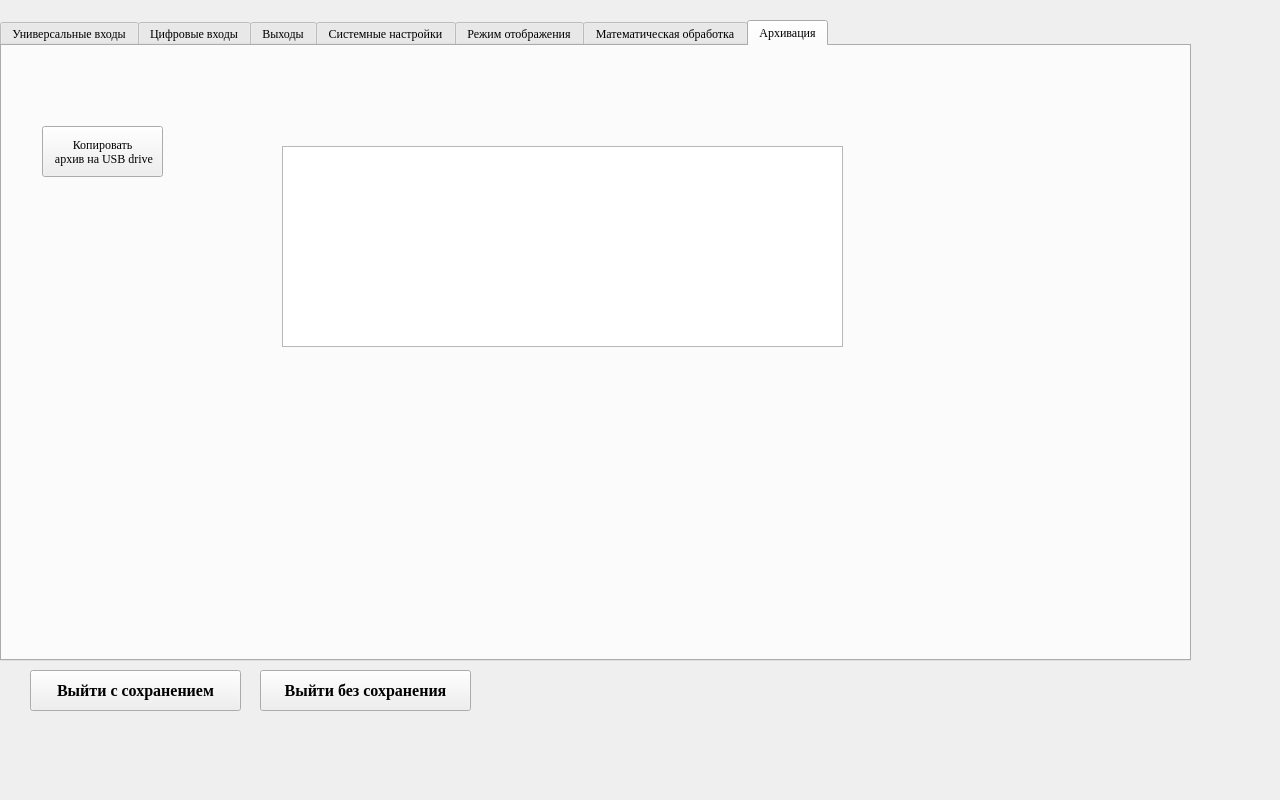
This is options.ui in tomyqg/topaz-m as Qt 5 draws it before an edit. The edited form follows.
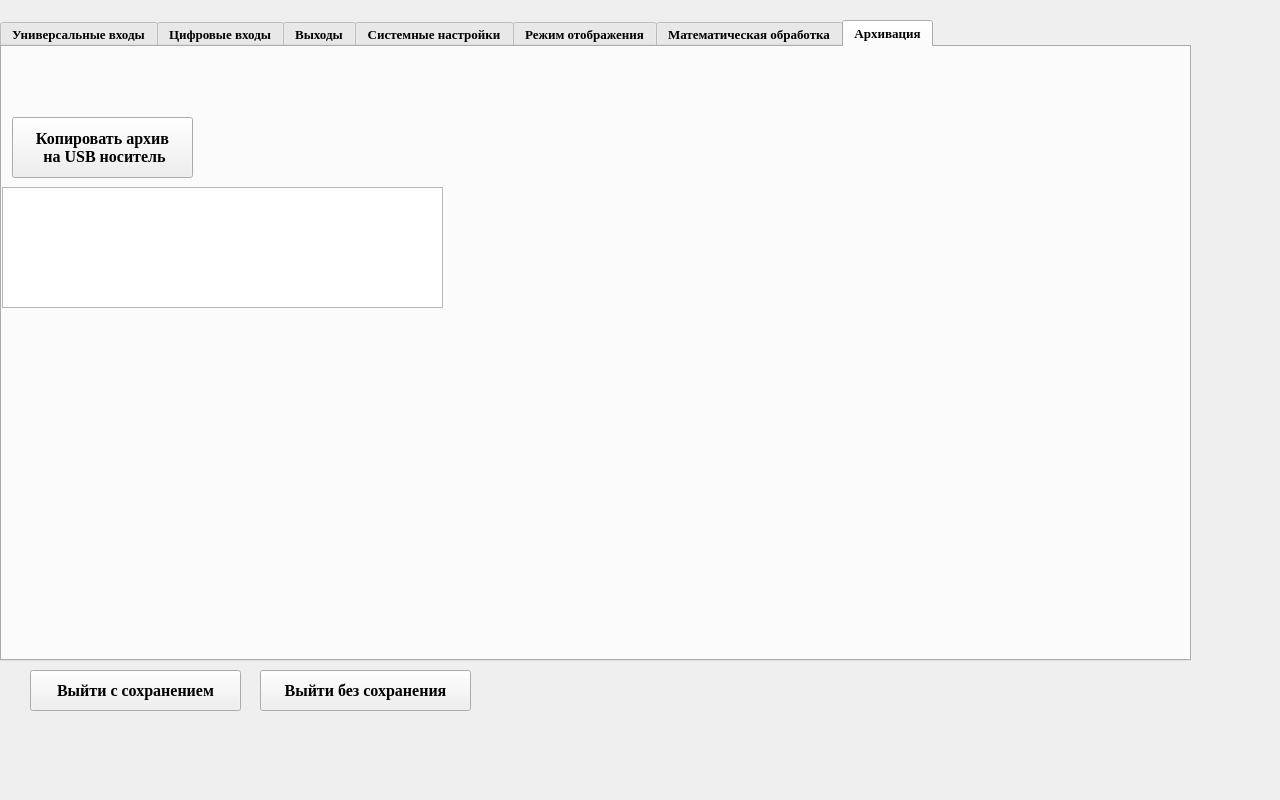
This is the edited form. The open tabs and pages were chosen to show the change.

What changed in the file:
```diff
--- a/options.ui
+++ b/options.ui
@@ -40,6 +40,9 @@
    <property name="font">
     <font>
      <family>Times New Roman</family>
+     <pointsize>10</pointsize>
+     <weight>75</weight>
+     <bold>true</bold>
     </font>
    </property>
    <property name="tabShape">
@@ -5317,26 +5320,41 @@
     <widget class="QPushButton" name="ArchivetoUSB_button">
      <property name="geometry">
       <rect>
-       <x>40</x>
-       <y>80</y>
-       <width>121</width>
-       <height>51</height>
+       <x>10</x>
+       <y>70</y>
+       <width>181</width>
+       <height>61</height>
       </rect>
      </property>
+     <property name="font">
+      <font>
+       <pointsize>12</pointsize>
+      </font>
+     </property>
      <property name="text">
-      <string>Копировать 
- архив на USB drive</string>
+      <string>Копировать архив 
+ на USB носитель</string>
      </property>
     </widget>
     <widget class="QTextEdit" name="outputtext">
+     <property name="enabled">
+      <bool>true</bool>
+     </property>
      <property name="geometry">
       <rect>
-       <x>280</x>
-       <y>100</y>
-       <width>561</width>
-       <height>201</height>
+       <x>0</x>
+       <y>140</y>
+       <width>441</width>
+       <height>121</height>
       </rect>
      </property>
+     <property name="font">
+      <font>
+       <pointsize>12</pointsize>
+       <weight>75</weight>
+       <bold>true</bold>
+      </font>
+     </property>
     </widget>
    </widget>
   </widget>
```
Left out of the diff: 14 changed lines with no effect on the pictures.
